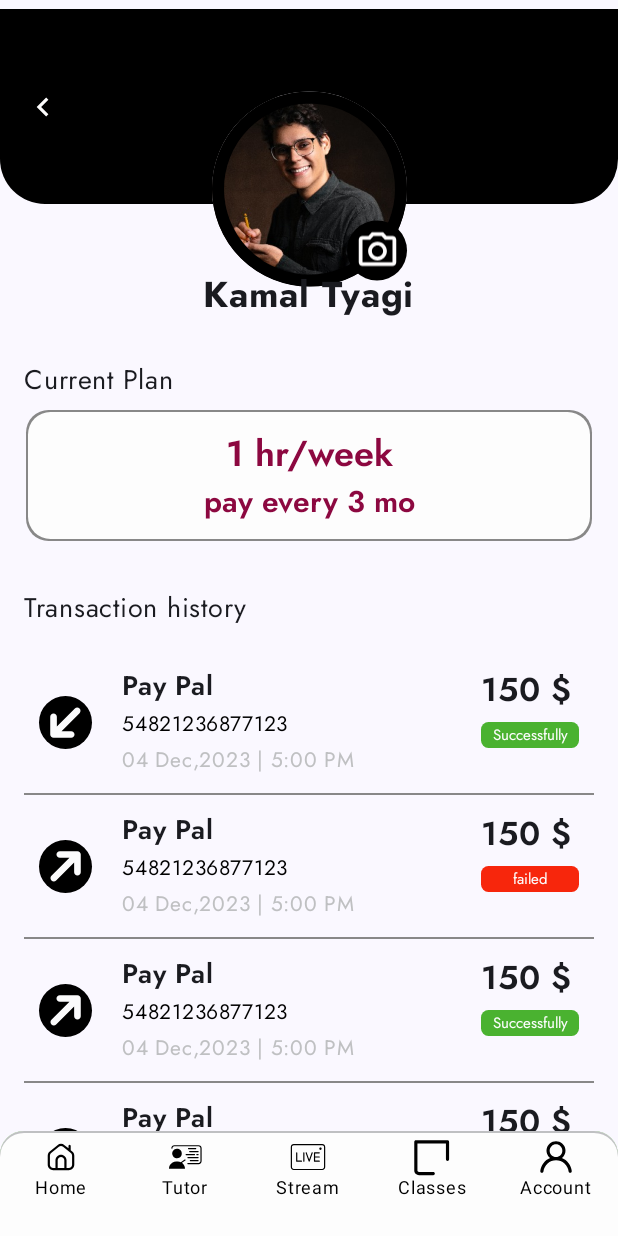
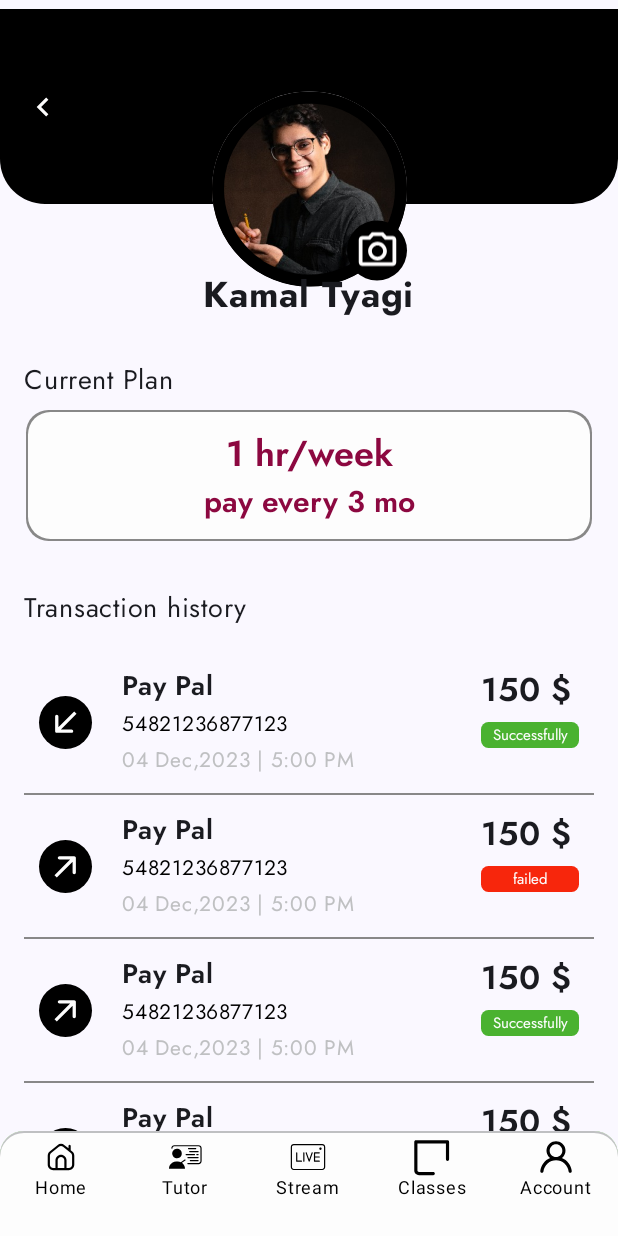
Before and after one commit to developerssolutionsapps/skillsvsme, an Android app built with Jetpack Compose: the SubscriptionPlan screen opened through its navigation route, on a phone screen of 412 x 824 dp. Run offline under Robolectric (Android 15) with nearby library versions, the phone set to English and light mode, and no system bars.

Commit message:
adding the the transaction arrows

```diff
--- a/app/src/main/java/s/skillvsme/presentation/components/TransactionHistory.kt
+++ b/app/src/main/java/s/skillvsme/presentation/components/TransactionHistory.kt
@@ -58,8 +58,14 @@ fun TransactionHistory(
                 .size(55.dp)
                 .padding(10.dp),
             shape = CircleShape, black
+
         ) {
-            Image(painter = iconStart, contentDescription = "", contentScale = ContentScale.Crop)
+            Image(
+                modifier=Modifier.padding(10.dp),
+                painter = iconStart,
+                contentDescription = "",
+
+            )
         }
         Spacer(modifier = modifier.height((-10).dp))
         Row(
@@ -106,7 +112,12 @@ fun TransactionHistory(
                         ),
                     contentAlignment = androidx.compose.ui.Alignment.Center,
                 ) {
-                    Text(text = textSuccess, style = TextStyle(fontSize = 10.sp), color = white,fontFamily = Fonts.jostFontFamily)
+                    Text(
+                        text = textSuccess,
+                        style = TextStyle(fontSize = 10.sp),
+                        color = white,
+                        fontFamily = Fonts.jostFontFamily
+                    )
                 }
             }
         }
--- a/app/src/main/java/s/skillvsme/presentation/homeScreen/navigation/BottomNavagation.kt
+++ b/app/src/main/java/s/skillvsme/presentation/homeScreen/navigation/BottomNavagation.kt
@@ -47,6 +47,7 @@ import s.skillvsme.presentation.tutors.TutorsList
 import s.skillvsme.presentation.userprofilestudent.EditProfile
 import s.skillvsme.presentation.userprofilestudent.StudentProfile
 import s.skillvsme.presentation.userprofilestudent.SubscriptionPlan
+import s.skillvsme.presentation.userprofilestudent.paymentMethod
 import s.skillvsme.ui.theme.black
 import s.skillvsme.ui.theme.darkGrey
 import s.skillvsme.ui.theme.green
@@ -57,7 +58,7 @@ import s.skillvsme.utils.coloredShadow
 @Composable
 fun NavigationGraph(navController: NavHostController, modifier: Modifier = Modifier) {
     NavHost(navController = navController,
-        startDestination = Route.Student.Profile.SubscriptionPlan) {
+        startDestination = Route.Student.Profile.PaymentMethods) {
         composable(Route.Student.Home.Home) {
             HomePage(
                 navController = navController
@@ -99,6 +100,9 @@ fun NavigationGraph(navController: NavHostController, modifier: Modifier = Modif
         }
         composable(Route.Student.Profile.SubscriptionPlan) {
             SubscriptionPlan(navController)
+        }
+        composable(Route.Student.Profile.PaymentMethods) {
+            paymentMethod()
         }
 
     }
--- a/app/src/main/java/s/skillvsme/presentation/userprofilestudent/PaymentMethods.kt
+++ b/app/src/main/java/s/skillvsme/presentation/userprofilestudent/PaymentMethods.kt
@@ -25,6 +25,7 @@ import androidx.compose.ui.text.font.FontWeight
 import androidx.compose.ui.unit.dp
 import androidx.compose.ui.unit.sp
 import s.skillvsme.R
+import s.skillvsme.common.Fonts
 import s.skillvsme.presentation.components.BorderedSurface
 import s.skillvsme.presentation.components.ProfileAppBar
 
@@ -39,20 +40,20 @@ fun paymentMethod() {
     ) {
         ProfileAppBar(
             backgroundColor = Color.Black, modifier = Modifier, backgroundImage = painterResource(
-                id = R.drawable.profile,
+                id = R.drawable.rectangle5,
             ), contentSize = 130.dp, bottomCornerRadius = 30.dp
         )
-        Spacer(modifier = Modifier.weight(1f))
         Column(
             modifier = Modifier
                 .fillMaxSize()
-                .padding(top = 40.dp, start = 16.dp, end = 16.dp),
+                .padding(top = 0.dp, start = 16.dp, end = 16.dp),
         ) {
-            Spacer(modifier = Modifier.height(25.dp))
+
             Text(
                 text = "Kamal Tyagi",
                 fontWeight = FontWeight.Bold,
-                fontSize = 25.sp,
+                fontSize = 24.sp,
+                fontFamily = Fonts.jostFontFamily,
                 modifier = Modifier.align(Alignment.CenterHorizontally)
             )
             Spacer(modifier = Modifier.height(20.dp))
--- a/app/src/main/java/s/skillvsme/presentation/userprofilestudent/SubscriptionPlan.kt
+++ b/app/src/main/java/s/skillvsme/presentation/userprofilestudent/SubscriptionPlan.kt
@@ -122,7 +122,7 @@ fun SubscriptionPlan(navController:NavController) {
                         fontSize = 18.sp,
                         fontFamily = Fonts.jostFontFamily
                     )
-                    TransactionHistory(iconStart = painterResource(id = R.drawable.arrow_downward_left))
+                    TransactionHistory(iconStart = painterResource(id = R.drawable.line_1))
                     Divider(
                         color = Color.Gray,
                         modifier = Modifier
@@ -130,7 +130,7 @@ fun SubscriptionPlan(navController:NavController) {
                             .fillMaxWidth() // Adjust width as needed
                     )
                     TransactionHistory(
-                        iconStart = painterResource(id = R.drawable.arrow_upwardward_left),
+                        iconStart = painterResource(id = R.drawable.line_2),
                         textSuccess = "failed"
                     )
                     Divider(
@@ -139,14 +139,14 @@ fun SubscriptionPlan(navController:NavController) {
                             .height(1.dp)
                             .fillMaxWidth() // Adjust width as needed
                     )
-                    TransactionHistory(iconStart = painterResource(id = R.drawable.arrow_upwardward_left))
+                    TransactionHistory(iconStart = painterResource(id = R.drawable.line_2))
                     Divider(
                         color = Color.Gray,
                         modifier = Modifier
                             .height(1.dp)
                             .fillMaxWidth() // Adjust width as needed
                     )
-                    TransactionHistory(iconStart = painterResource(id = R.drawable.arrow_upwardward_left))
+                    TransactionHistory(iconStart = painterResource(id = R.drawable.line_1))
                     Divider(
                         color = Color.Gray,
                         modifier = Modifier
--- a/app/src/main/res/drawable/arrow_downward_left.xml
+++ /dev/null
@@ -1,6 +0,0 @@
-<vector android:height="24dp" android:tint="#FBFBFC"
-    android:viewportHeight="24" android:viewportWidth="24"
-    android:width="24dp" xmlns:android="http://schemas.android.com/apk/res/android">
-    <path android:fillColor="@android:color/white" android:pathData="M8.086,13.793L8.086,9.414C8.086,8.586 7.414,7.914 6.586,7.914C5.758,7.914 5.086,8.586 5.086,9.414L5.086,17.414C5.086,18.243 5.758,18.914 6.586,18.914L14.586,18.914C15.414,18.914 16.086,18.243 16.086,17.414C16.086,16.586 15.414,15.914 14.586,15.914L10.207,15.914L18.364,7.757C18.95,7.172 18.95,6.222 18.364,
-    5.636C17.778,5.05 16.829,5.05 16.243,5.636L8.086,13.793Z"/>
-</vector>
--- a/app/src/main/res/drawable/arrow_upwardward_left.xml
+++ /dev/null
@@ -1,5 +0,0 @@
-<vector android:height="24dp" android:tint="#FBFBFC"
-    android:viewportHeight="24" android:viewportWidth="24"
-    android:width="24dp" xmlns:android="http://schemas.android.com/apk/res/android">
-    <path android:fillColor="@android:color/white" android:pathData="M13.793,8.086L9.414,8.086C8.586,8.086 7.914,7.414 7.914,6.586C7.914,5.758 8.586,5.086 9.414,5.086L17.414,5.086C18.243,5.086 18.914,5.758 18.914,6.586L18.914,14.586C18.914,15.414 18.243,16.086 17.414,16.086C16.586,16.086 15.914,15.414 15.914,14.586L15.914,10.207L7.757,18.364C7.172,18.95 6.222,18.95 5.636,18.364C5.05,17.778 5.05,16.829 5.636,16.243L13.793,8.086Z"/>
-</vector>
--- /dev/null
+++ b/app/src/main/res/drawable/line_1.xml
@@ -0,0 +1,9 @@
+<vector xmlns:android="http://schemas.android.com/apk/res/android"
+    android:width="14dp"
+    android:height="14dp"
+    android:viewportWidth="14"
+    android:viewportHeight="14">
+  <path
+      android:pathData="M0.686,12.314C0.686,12.866 1.134,13.314 1.686,13.314L10.686,13.314C11.239,13.314 11.686,12.866 11.686,12.314C11.686,11.761 11.239,11.314 10.686,11.314L2.686,11.314L2.686,3.314C2.686,2.761 2.239,2.314 1.686,2.314C1.134,2.314 0.686,2.761 0.686,3.314L0.686,12.314ZM12.293,0.293L0.979,11.607L2.393,13.021L13.707,1.707L12.293,0.293Z"
+      android:fillColor="#FDFDFD"/>
+</vector>
--- /dev/null
+++ b/app/src/main/res/drawable/line_2.xml
@@ -0,0 +1,9 @@
+<vector xmlns:android="http://schemas.android.com/apk/res/android"
+    android:width="14dp"
+    android:height="14dp"
+    android:viewportWidth="14"
+    android:viewportHeight="14">
+  <path
+      android:pathData="M13.314,1.686C13.314,1.134 12.866,0.686 12.314,0.686L3.314,0.686C2.761,0.686 2.314,1.134 2.314,1.686C2.314,2.239 2.761,2.686 3.314,2.686L11.314,2.686L11.314,10.686C11.314,11.239 11.761,11.686 12.314,11.686C12.866,11.686 13.314,11.239 13.314,10.686L13.314,1.686ZM1.707,13.707L13.021,2.393L11.607,0.979L0.293,12.293L1.707,13.707Z"
+      android:fillColor="#FDFDFD"/>
+</vector>
```
